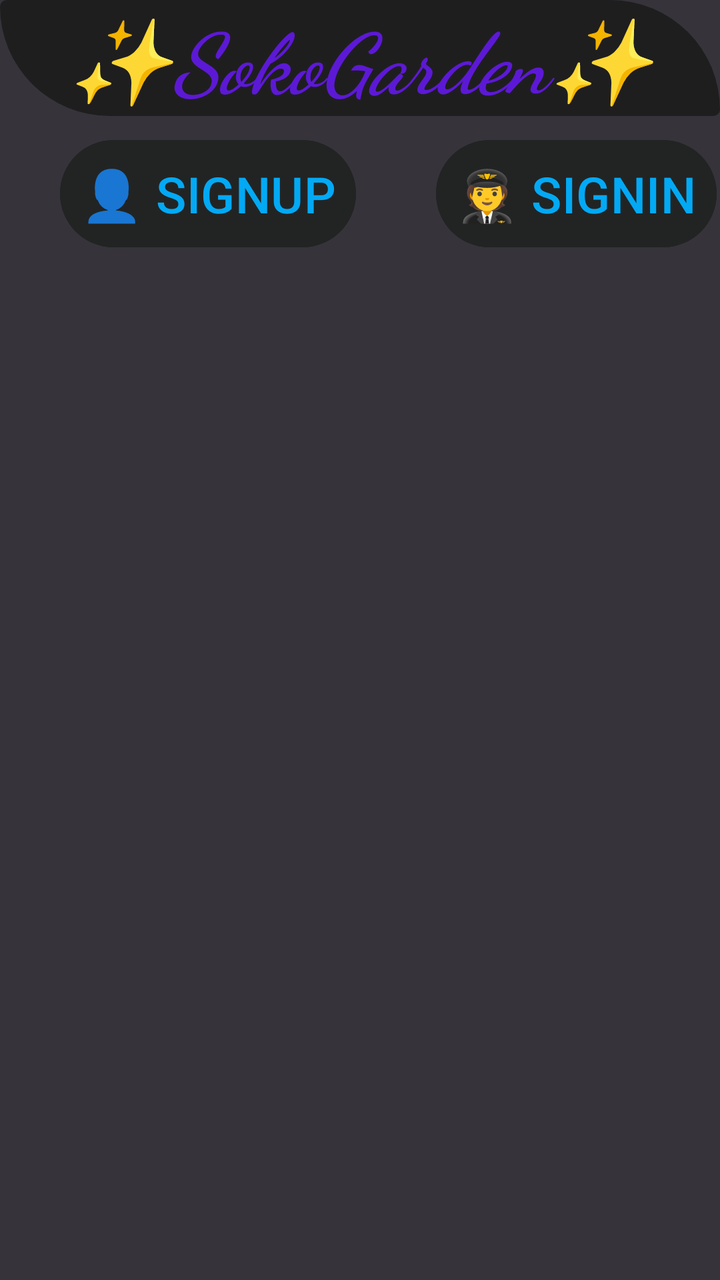
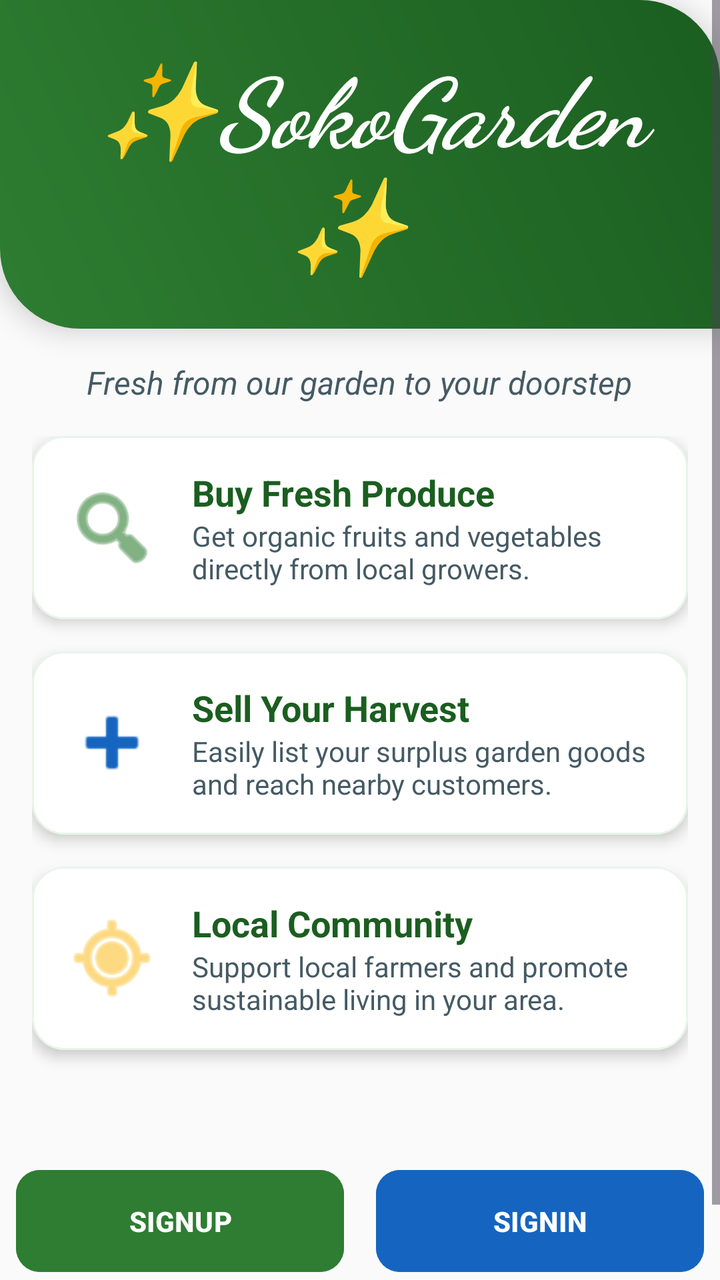

An Android layout rendered at two revisions. The XML below is the earlier revision; the diff shows what the commit changed to produce the second picture.
<!-- AndroidManifest.xml: application theme Theme.Sokogarden -->
<!-- res/layout/activity_main.xml -->
<?xml version="1.0" encoding="utf-8"?>
<LinearLayout
    xmlns:android="http://schemas.android.com/apk/res/android"
    xmlns:app="http://schemas.android.com/apk/res-auto"
    xmlns:tools="http://schemas.android.com/tools"
    android:id="@+id/main"
    android:orientation="vertical"
    android:layout_width="match_parent"
    android:background="#36343A"
    android:layout_height="match_parent"
    tools:context=".MainActivity">

    <TextView
        android:layout_width="match_parent"
        android:layout_height="wrap_content"
        android:text=" ✨SokoGarden✨ "
        android:fontFamily="cursive"
        android:textSize="42sp"
        android:textAlignment="center"
        android:background="@drawable/shape"

        android:textStyle="italic|bold"
        android:textColor="#5C19D5"/>

    <LinearLayout
        android:layout_width="match_parent"
        android:layout_height="wrap_content"
        android:orientation="horizontal">

        <Button
            android:layout_width="wrap_content"
            android:layout_height="wrap_content"
            android:layout_marginLeft="30dp"
            android:layout_marginTop="8dp"
            android:padding="10dp"
            android:text="👤 SIGNUP"
            android:textColor="#03A9F4"
            android:textSize="25sp"
            android:backgroundTint="#222424"
            android:id="@+id/signupBtn"/>


        <Button
            android:layout_width="wrap_content"
            android:layout_height="wrap_content"
            android:layout_marginLeft="40dp"
            android:layout_marginTop="8dp"
            android:padding="10dp"
            android:text="🧑‍✈️ SIGNIN"
            android:textColor="#03A9F4"
            android:textSize="25sp"
            android:backgroundTint="#222424"
            android:id="@+id/signinBtn"/>
    </LinearLayout>

</LinearLayout>
<!-- resources referenced by this layout -->
<resources>
  <!-- drawable shape (drawable) -->
  <?xml version="1.0" encoding="utf-8"?>
      <shape xmlns:android="http://schemas.android.com/apk/res/android">
          <solid
              android:color="#1F1E1F"/>
          <corners
              android:topRightRadius="500dp"
              android:bottomLeftRadius="500dp"
  
              android:radius="30dp"
              />
      </shape>
  <style name="Theme.Sokogarden" parent="Base.Theme.Sokogarden" />
  <style name="Base.Theme.Sokogarden" parent="Theme.Material3.DayNight.NoActionBar">
          
          
      </style>
</resources>

<!-- the commit's change to res/layout/activity_main.xml (unified diff, before → after) -->
@@ -1,56 +1,232 @@
 <?xml version="1.0" encoding="utf-8"?>
-<LinearLayout
+<ScrollView
     xmlns:android="http://schemas.android.com/apk/res/android"
     xmlns:app="http://schemas.android.com/apk/res-auto"
     xmlns:tools="http://schemas.android.com/tools"
-    android:id="@+id/main"
-    android:orientation="vertical"
     android:layout_width="match_parent"
-    android:background="#36343A"
     android:layout_height="match_parent"
-    tools:context=".MainActivity">
-
-    <TextView
+    android:background="@color/backgroundColor"
+    android:fillViewport="true">
+
+    <LinearLayout
+        android:id="@+id/main"
         android:layout_width="match_parent"
         android:layout_height="wrap_content"
-        android:text=" ✨SokoGarden✨ "
-        android:fontFamily="cursive"
-        android:textSize="42sp"
-        android:textAlignment="center"
-        android:background="@drawable/shape"
-
-        android:textStyle="italic|bold"
-        android:textColor="#5C19D5"/>
-
-    <LinearLayout
-        android:layout_width="match_parent"
-        android:layout_height="wrap_content"
-        android:orientation="horizontal">
-
-        <Button
+        android:orientation="vertical"
+        android:gravity="center_horizontal"
+        tools:context=".MainActivity">
+
+        
+        <TextView
+            android:layout_width="match_parent"
+            android:layout_height="wrap_content"
+            android:text=" ✨SokoGarden✨ "
+            android:fontFamily="cursive"
+            android:textSize="48sp"
+            android:textAlignment="center"
+            android:padding="20dp"
+            android:background="@drawable/shape"
+            android:elevation="8dp"
+            android:textStyle="italic|bold"
+            android:textColor="@color/whiteTextColor"/>
+
+        <TextView
             android:layout_width="wrap_content"
             android:layout_height="wrap_content"
-            android:layout_marginLeft="30dp"
-            android:layout_marginTop="8dp"
-            android:padding="10dp"
-            android:text="👤 SIGNUP"
-            android:textColor="#03A9F4"
-            android:textSize="25sp"
-            android:backgroundTint="#222424"
-            android:id="@+id/signupBtn"/>
-
-
-        <Button
-            android:layout_width="wrap_content"
-            android:layout_height="wrap_content"
-            android:layout_marginLeft="40dp"
-            android:layout_marginTop="8dp"
-            android:padding="10dp"
-            android:text="🧑‍✈️ SIGNIN"
-            android:textColor="#03A9F4"
-            android:textSize="25sp"
-            android:backgroundTint="#222424"
-            android:id="@+id/signinBtn"/>
+            android:text="Fresh from our garden to your doorstep"
+            android:textColor="@color/secondaryTextColor"
+            android:layout_marginTop="16dp"
+            android:textSize="16sp"
+            android:textStyle="italic"/>
+
+        
+        <LinearLayout
+            android:layout_width="match_parent"
+            android:layout_height="wrap_content"
+            android:orientation="vertical"
+            android:padding="16dp">
+
+            
+            <com.google.android.material.card.MaterialCardView
+                android:layout_width="match_parent"
+                android:layout_height="wrap_content"
+                android:layout_marginBottom="16dp"
+                app:cardCornerRadius="16dp"
+                app:cardElevation="4dp"
+                app:strokeWidth="1dp"
+                app:strokeColor="@color/primaryLightColor"
+                app:cardBackgroundColor="@color/surfaceColor">
+
+                <LinearLayout
+                    android:layout_width="match_parent"
+                    android:layout_height="wrap_content"
+                    android:orientation="horizontal"
+                    android:padding="16dp"
+                    android:gravity="center_vertical">
+
+                    <ImageView
+                        android:layout_width="48dp"
+                        android:layout_height="48dp"
+                        android:src="@android:drawable/ic_menu_search"
+                        app:tint="@color/primaryColor"/>
+
+                    <LinearLayout
+                        android:layout_width="match_parent"
+                        android:layout_height="wrap_content"
+                        android:orientation="vertical"
+                        android:layout_marginStart="16dp">
+
+                        <TextView
+                            android:layout_width="wrap_content"
+                            android:layout_height="wrap_content"
+                            android:text="Buy Fresh Produce"
+                            android:textSize="18sp"
+                            android:textStyle="bold"
+                            android:textColor="@color/primaryTextColor"/>
+
+                        <TextView
+                            android:layout_width="wrap_content"
+                            android:layout_height="wrap_content"
+                            android:text="Get organic fruits and vegetables directly from local growers."
+                            android:textSize="14sp"
+                            android:textColor="@color/secondaryTextColor"/>
+                    </LinearLayout>
+                </LinearLayout>
+            </com.google.android.material.card.MaterialCardView>
+
+            
+            <com.google.android.material.card.MaterialCardView
+                android:layout_width="match_parent"
+                android:layout_height="wrap_content"
+                android:layout_marginBottom="16dp"
+                app:cardCornerRadius="16dp"
+                app:cardElevation="4dp"
+                app:strokeWidth="1dp"
+                app:strokeColor="@color/primaryLightColor"
+                app:cardBackgroundColor="@color/surfaceColor">
+
+                <LinearLayout
+                    android:layout_width="match_parent"
+                    android:layout_height="wrap_content"
+                    android:orientation="horizontal"
+                    android:padding="16dp"
+                    android:gravity="center_vertical">
+
+                    <ImageView
+                        android:layout_width="48dp"
+                        android:layout_height="48dp"
+                        android:src="@android:drawable/ic_input_add"
+                        app:tint="@color/accentBlue"/>
+
+                    <LinearLayout
+                        android:layout_width="match_parent"
+                        android:layout_height="wrap_content"
+                        android:orientation="vertical"
+                        android:layout_marginStart="16dp">
+
+                        <TextView
+                            android:layout_width="wrap_content"
+                            android:layout_height="wrap_content"
+                            android:text="Sell Your Harvest"
+                            android:textSize="18sp"
+                            android:textStyle="bold"
+                            android:textColor="@color/primaryTextColor"/>
+
+                        <TextView
+                            android:layout_width="wrap_content"
+                            android:layout_height="wrap_content"
+                            android:text="Easily list your surplus garden goods and reach nearby customers."
+                            android:textSize="14sp"
+                            android:textColor="@color/secondaryTextColor"/>
+                    </LinearLayout>
+                </LinearLayout>
+            </com.google.android.material.card.MaterialCardView>
+
+            
+            <com.google.android.material.card.MaterialCardView
+                android:layout_width="match_parent"
+                android:layout_height="wrap_content"
+                android:layout_marginBottom="16dp"
+                app:cardCornerRadius="16dp"
+                app:cardElevation="4dp"
+                app:strokeWidth="1dp"
+                app:strokeColor="@color/primaryLightColor"
+                app:cardBackgroundColor="@color/surfaceColor">
+
+                <LinearLayout
+                    android:layout_width="match_parent"
+                    android:layout_height="wrap_content"
+                    android:orientation="horizontal"
+                    android:padding="16dp"
+                    android:gravity="center_vertical">
+
+                    <ImageView
+                        android:layout_width="48dp"
+                        android:layout_height="48dp"
+                        android:src="@android:drawable/ic_menu_mylocation"
+                        app:tint="@color/accentGold"/>
+
+                    <LinearLayout
+                        android:layout_width="match_parent"
+                        android:layout_height="wrap_content"
+                        android:orientation="vertical"
+                        android:layout_marginStart="16dp">
+
+                        <TextView
+                            android:layout_width="wrap_content"
+                            android:layout_height="wrap_content"
+                            android:text="Local Community"
+                            android:textSize="18sp"
+                            android:textStyle="bold"
+                            android:textColor="@color/primaryTextColor"/>
+
+                        <TextView
+                            android:layout_width="wrap_content"
+                            android:layout_height="wrap_content"
+                            android:text="Support local farmers and promote sustainable living in your area."
+                            android:textSize="14sp"
+                            android:textColor="@color/secondaryTextColor"/>
+                    </LinearLayout>
+                </LinearLayout>
+            </com.google.android.material.card.MaterialCardView>
+
+        </LinearLayout>
+
+        
+        <LinearLayout
+            android:layout_width="match_parent"
+            android:layout_height="wrap_content"
+            android:layout_marginTop="16dp"
+            android:layout_marginBottom="32dp"
+            android:gravity="center"
+            android:orientation="horizontal">
+
+            <com.google.android.material.button.MaterialButton
+                android:id="@+id/signupBtn"
+                android:layout_width="0dp"
+                android:layout_height="wrap_content"
+                android:layout_weight="1"
+                android:layout_margin="8dp"
+                android:padding="16dp"
+                android:text="SIGNUP"
+                app:cornerRadius="12dp"
+                android:textColor="@color/whiteTextColor"
+                android:backgroundTint="@color/primaryColor"
+                android:textStyle="bold"/>
+
+            <com.google.android.material.button.MaterialButton
+                android:id="@+id/signinBtn"
+                android:layout_width="0dp"
+                android:layout_height="wrap_content"
+                android:layout_weight="1"
+                android:layout_margin="8dp"
+                android:padding="16dp"
+                android:text="SIGNIN"
+                app:cornerRadius="12dp"
+                android:textColor="@color/whiteTextColor"
+                android:backgroundTint="@color/accentBlue"
+                android:textStyle="bold"/>
+        </LinearLayout>
+
     </LinearLayout>
-
-</LinearLayout>
+</ScrollView>
<!-- resource entries referenced after the edit -->
@@ -1,18 +1,27 @@
 <!-- resources referenced by this layout -->
 <resources>
+  <color name="accentBlue">#1565C0</color>
+  <color name="accentGold">#FBC02D</color>
+  <color name="backgroundColor">#FAFAFA</color>
+  <color name="primaryColor">#2E7D32</color>
+  <color name="primaryLightColor">#E8F5E9</color>
+  <color name="primaryTextColor">#1B5E20</color>
+  <color name="secondaryTextColor">#455A64</color>
+  <color name="surfaceColor">#FFFFFF</color>
+  <color name="whiteTextColor">#FFFFFF</color>
   <!-- drawable shape (drawable) -->
   <?xml version="1.0" encoding="utf-8"?>
-      <shape xmlns:android="http://schemas.android.com/apk/res/android">
-          <solid
-              android:color="#1F1E1F"/>
-          <corners
-              android:topRightRadius="500dp"
-              android:bottomLeftRadius="500dp"
-  
-              android:radius="30dp"
-              />
-      </shape>
+  <shape xmlns:android="http://schemas.android.com/apk/res/android">
+      <gradient
+          android:startColor="@color/primaryColor"
+          android:endColor="@color/primaryDarkColor"
+          android:angle="45"/>
+      <corners
+          android:bottomLeftRadius="40dp"
+          android:topRightRadius="40dp"/>
+  </shape>
   <style name="Theme.Sokogarden" parent="Base.Theme.Sokogarden" />
+  <color name="primaryDarkColor">#1B5E20</color>
   <style name="Base.Theme.Sokogarden" parent="Theme.Material3.DayNight.NoActionBar">
           
           
